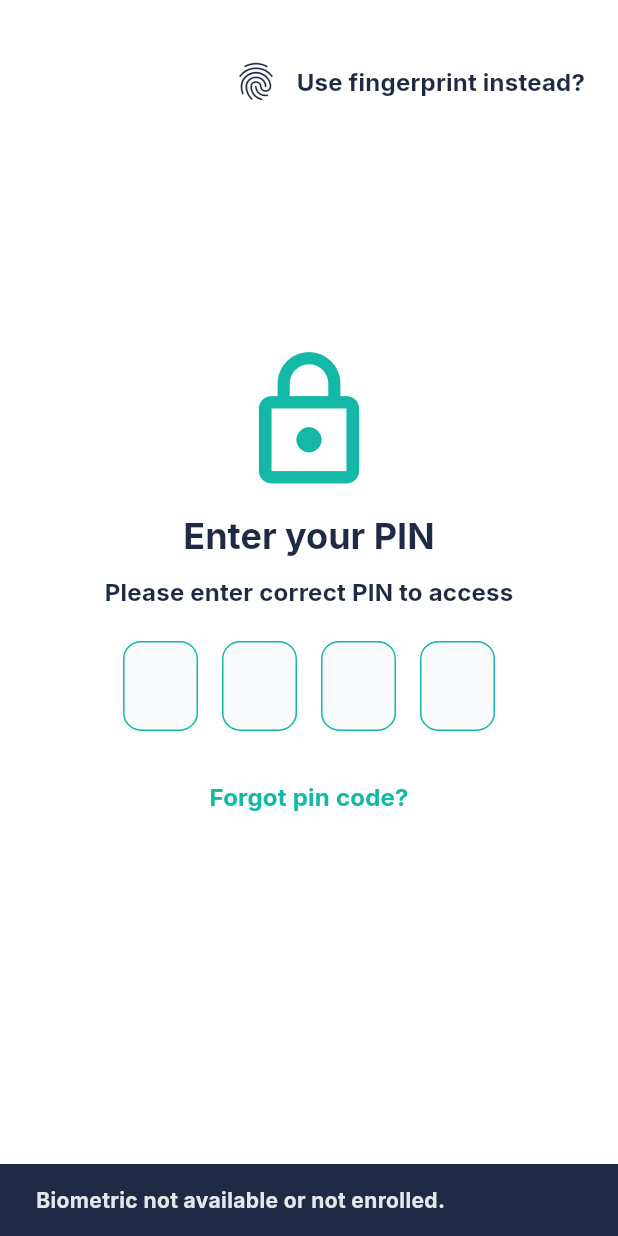
After one commit to Pranto-Baidya/Expense_tracker_app, a Flutter app: the AuthScreen screen opened directly, after a tap on "Use fingerprint instead?", on a phone screen of 412 x 824 dp. The commit adds this screen. Run offline on Flutter 3.47's test engine with Material 3 defaults, Android fonts, the phone set to English and light mode, and no system bars; drawn by our look-alikes of overlay_support; our stand-ins replace dropdown_button2, fl_chart, flutter_local_notifications, flutter_riverpod, flutter_screenutil, flutter_secure_storage and 7 more; accounts and stored records are empty.

Commit message:
added pin lock feature

```diff
--- a/lib/main.dart
+++ b/lib/main.dart
@@ -1,6 +1,8 @@
 import 'package:expense_tracker_app/notification/notification_service.dart';
 import 'package:expense_tracker_app/riverpod/theme_riverpod/theme_riverpod.dart';
 import 'package:expense_tracker_app/screens/all_screens.dart';
+import 'package:expense_tracker_app/screens/auth_screen/auth_screen.dart';
+import 'package:expense_tracker_app/screens/checkAuth.dart';
 import 'package:expense_tracker_app/theme_data.dart';
 import 'package:flutter/material.dart';
 import 'package:flutter_riverpod/flutter_riverpod.dart';
@@ -30,7 +32,7 @@ class MyApp extends ConsumerWidget {
         return OverlaySupport.global(
           child: MaterialApp(
             debugShowCheckedModeBanner: false,
-            home: AllScreens(),
+            home: CheckAuth(),
             themeMode: themeState,
             theme: lightTheme,
             darkTheme: darkTheme,
--- /dev/null
+++ b/lib/riverpod/auth_riverpod/auth_riverpod.dart
@@ -0,0 +1,111 @@
+
+import 'package:expense_tracker_app/storage_service/storage_service.dart';
+import 'package:flutter_riverpod/legacy.dart';
+import 'package:local_auth/local_auth.dart';
+
+final authProvider = StateNotifierProvider<AuthNotifier,AuthState>((ref)=>AuthNotifier());
+
+class AuthState{
+  final bool isAuthenticated;
+  final String errorMsg;
+  final bool isPinSet;
+
+  AuthState({
+    this.isAuthenticated = false,
+    this.errorMsg = '',
+    this.isPinSet = false
+  });
+
+  AuthState copyWith({bool? isAuthenticated,String? errorMsg,bool? isPinSet}){
+    return AuthState(
+      isAuthenticated: isAuthenticated ?? this.isAuthenticated,
+      errorMsg: errorMsg ?? this.errorMsg,
+      isPinSet: isPinSet ?? this.isPinSet
+    );
+  }
+}
+
+class AuthNotifier extends StateNotifier<AuthState>{
+
+  final LocalAuthentication localAuthentication = LocalAuthentication();
+
+  AuthNotifier() : super(AuthState()){
+    initPass();
+  }
+
+  Future<void> authenticateUser() async {
+    try {
+      state = state.copyWith(errorMsg: '');
+
+      final isSupported = await localAuthentication.isDeviceSupported();
+      final canCheck = await localAuthentication.canCheckBiometrics;
+      final available = await localAuthentication.getAvailableBiometrics();
+
+      if (!isSupported || !canCheck || available.isEmpty) {
+        state = state.copyWith(
+          isAuthenticated: false,
+          errorMsg: 'Biometric not available or not enrolled.',
+        );
+        return;
+      }
+
+      final didAuthenticate = await localAuthentication.authenticate(
+        localizedReason: 'Please verify',
+        options: const AuthenticationOptions(
+          biometricOnly: true,
+          stickyAuth: true,
+        ),
+      );
+
+      state = state.copyWith(
+        isAuthenticated: didAuthenticate,
+        errorMsg: didAuthenticate ? '' : 'Authentication failed',
+      );
+    } catch (e) {
+      state = state.copyWith(
+        isAuthenticated: false,
+        errorMsg: e.toString(),
+      );
+    }
+  }
+
+
+  Future<void> initPass()async{
+    final hasPin = await StorageService.hasPass();
+    state = state.copyWith(isPinSet: hasPin);
+  }
+
+  Future<void> savePass(String pass)async{
+    try {
+      if (pass.isEmpty) {
+        state = state.copyWith(errorMsg: 'Password can not be empty',isPinSet: false);
+        return;
+      }
+      await StorageService.savePassword(pass);
+      state = state.copyWith(isPinSet: true);
+    }
+    catch(e){
+      state = state.copyWith(isPinSet: false,errorMsg: e.toString());
+    }
+  }
+
+  Future<void> verifyPass(String pass)async{
+
+    final savedPass = await StorageService.loadPassword();
+
+    if(savedPass==null){
+      state = state.copyWith(isAuthenticated: false,errorMsg: 'Pin is not set yet');
+    }
+    else if(savedPass!=pass){
+      state = state.copyWith(isAuthenticated: false,errorMsg: 'Wrong PIN, Try again');
+    }
+    else{
+      state = state.copyWith(isAuthenticated: true);
+    }
+  }
+
+  Future<void> deletePin()async{
+    await StorageService.deletePass();
+    state = state.copyWith(isAuthenticated: false,isPinSet: false);
+  }
+}
--- a/lib/riverpod/prefs_riverpod/prefs_riverpod.dart
+++ b/lib/riverpod/prefs_riverpod/prefs_riverpod.dart
@@ -14,7 +14,7 @@ class PrefsNotifier extends StateNotifier<bool>{
 
   Future<void> _loadPref()async{
     SharedPreferences preferences = await SharedPreferences.getInstance();
-    final val =  preferences.getBool('notifications') ?? false;
+    final val =  preferences.getBool('notification') ?? false;
     state = val;
   }
 
--- /dev/null
+++ b/lib/screens/auth_screen/auth_screen.dart
@@ -0,0 +1,343 @@
+import 'package:expense_tracker_app/riverpod/auth_riverpod/auth_riverpod.dart';
+import 'package:expense_tracker_app/riverpod/theme_riverpod/theme_riverpod.dart';
+import 'package:expense_tracker_app/screens/all_screens.dart';
+import 'package:expense_tracker_app/widgets/custom_appbar.dart';
+import 'package:flutter/material.dart';
+import 'package:flutter_riverpod/flutter_riverpod.dart';
+import 'package:flutter_riverpod/legacy.dart';
+import 'package:flutter_screenutil/flutter_screenutil.dart';
+
+final wrongProvider = StateProvider<bool>((ref)=>false);
+
+final successProvider = StateProvider<bool>((ref)=>false);
+
+class AuthScreen extends ConsumerStatefulWidget {
+  const AuthScreen({super.key});
+
+  @override
+  _AuthScreenState createState() => _AuthScreenState();
+}
+
+class _AuthScreenState extends ConsumerState<AuthScreen> with TickerProviderStateMixin {
+
+  final TextEditingController _pinController = TextEditingController();
+
+  late FocusNode _pinFocus;
+
+  late AnimationController _animationController;
+
+  late Animation<double> _shakeAnimation;
+
+  late AnimationController _successController;
+
+  late Animation<Offset> _slideAnimation;
+
+  late Animation<double> _fadeAnimation;
+
+  late Animation<double> _scaleAnimation;
+
+  @override
+  void initState() {
+    super.initState();
+
+    _pinFocus = FocusNode();
+
+    _animationController = AnimationController(
+      vsync: this,
+      duration: const Duration(milliseconds: 300),
+    );
+
+    _shakeAnimation = Tween<double>(begin: 0, end: 15).animate(
+      CurvedAnimation(
+        parent: _animationController,
+        curve: Curves.elasticIn,
+      ),
+    );
+
+    _successController = AnimationController(
+      vsync: this,
+      duration: const Duration(milliseconds: 600),
+    );
+
+    _slideAnimation = Tween<Offset>(begin: Offset(0, 1.5), end: Offset.zero)
+        .animate(
+        CurvedAnimation(parent: _successController, curve: Curves.easeOutBack)
+    );
+
+    _fadeAnimation = Tween<double>(begin: 0, end: 1)
+        .animate(
+        CurvedAnimation(parent: _successController, curve: Curves.easeOut)
+    );
+
+    _scaleAnimation = Tween<double>(begin: 0.5, end: 1).animate(
+      CurvedAnimation(parent: _successController, curve: Curves.easeOutBack),
+    );
+
+    _animationController.addStatusListener((status) {
+      if (status == AnimationStatus.completed) {
+        _animationController.reset();
+        setState(() {});
+      }
+    });
+
+    WidgetsBinding.instance.addPostFrameCallback((_) {
+      _pinFocus.requestFocus();
+    });
+  }
+
+  @override
+  void dispose() {
+    _pinFocus.dispose();
+    _pinController.dispose();
+    _successController.dispose();
+    _animationController.dispose();
+    super.dispose();
+  }
+
+  void _handlePinContainerTap() {
+    _pinFocus.unfocus();
+    Future.delayed(const Duration(milliseconds: 50), () {
+      if (mounted) {
+        _pinFocus.requestFocus();
+      }
+    });
+  }
+
+  Future<void> _verifyPin(String pin) async {
+
+    await ref.read(authProvider.notifier).verifyPass(pin);
+
+    final authState = ref.read(authProvider);
+
+    if (authState.isAuthenticated) {
+
+      _successController.reset();
+      _successController.forward();
+      ref.read(successProvider.notifier).state = true;
+      ref.read(wrongProvider.notifier).state = false;
+
+      Future.delayed(const Duration(milliseconds: 100), () {
+        _pinFocus.unfocus();
+      });
+    } else {
+      _animationController.forward(from: 0);
+      Future.delayed(const Duration(milliseconds: 200), () {
+        _pinController.clear();
+        ref.read(successProvider.notifier).state = false;
+        ref.read(wrongProvider.notifier).state = true;
+        _pinFocus.requestFocus();
+      });
+
+      if (authState.errorMsg.isNotEmpty) {
+        ScaffoldMessenger.of(context).showSnackBar(
+            SnackBar(
+              content: Text(authState.errorMsg,style: Theme.of(context).textTheme.titleMedium?.copyWith(color: Colors.white),),
+              backgroundColor: Colors.red,
+              duration: Duration(seconds: 2),
+            )
+        );
+      }
+    }
+  }
+
+  @override
+  Widget build(BuildContext context) {
+    var theme = Theme.of(context);
+    final isDark = ref.watch(themeModeProvider) == ThemeMode.dark;
+
+    final _showSuccess = ref.watch(successProvider);
+
+    final isWrong = ref.watch(wrongProvider);
+
+    return Scaffold(
+      backgroundColor: isDark ? Color(0xFF1E293B) : Colors.white,
+      appBar: CustomAppbar(title: '', toolbarHeight: 0),
+      body: GestureDetector(
+        onTap: () {
+          FocusScope.of(context).unfocus();
+        },
+        child: SingleChildScrollView(
+          physics: BouncingScrollPhysics(),
+          child: Column(
+            children: [
+              SizedBox(height: 30.h),
+              Padding(
+                padding: const EdgeInsets.only(right: 10),
+                child: Row(
+                  mainAxisAlignment: MainAxisAlignment.end,
+                  children: [
+                    Icon(Icons.fingerprint, color: theme.iconTheme.color, size: 30),
+                    TextButton(
+                        onPressed: () async {
+                          await ref.read(authProvider.notifier).authenticateUser();
+
+                          final authState = ref.read(authProvider);
+
+                          if (authState.isAuthenticated) {
+                            Navigator.pushReplacement(
+                                context,
+                                MaterialPageRoute(builder: (_) => AllScreens())
+                            );
+                          } else if (authState.errorMsg.isNotEmpty) {
+                            ScaffoldMessenger.of(context).showSnackBar(
+                                SnackBar(content: Text(authState.errorMsg))
+                            );
+                          }
+                        },
+                        child: Text('Use fingerprint instead?', style: theme.textTheme.titleMedium)
+                    ),
+                  ],
+                ),
+              ),
+              SizedBox(height: 150.h),
+              Center(
+                child: Column(
+                  crossAxisAlignment: CrossAxisAlignment.center,
+                  mainAxisAlignment: MainAxisAlignment.center,
+                  children: [
+                    Icon(Icons.lock_outline, color: theme.colorScheme.primary, size: 100),
+                    SizedBox(height: 10.h),
+                    Text('Enter your PIN', style: theme.textTheme.headlineSmall),
+                    SizedBox(height: 10.h),
+                    Text('Please enter correct PIN to access', style: theme.textTheme.titleMedium),
+                    SizedBox(height: 20.h),
+                    AnimatedBuilder(
+                      animation: _animationController,
+                      builder: (context, child) {
+                        return Transform.translate(
+                            offset: Offset(_shakeAnimation.value, 0),
+                            child: child
+                        );
+                      },
+                      child: Row(
+                        mainAxisAlignment: MainAxisAlignment.center,
+                        children: [
+                          ...List.generate(4, (index) {
+                            return Padding(
+                              padding: const EdgeInsets.symmetric(horizontal: 8.0),
+                              child: GestureDetector(
+                                onTap: _handlePinContainerTap,
+                                child: Container(
+                                  width: 50,
+                                  height: 60,
+                                  alignment: Alignment.center,
+                                  decoration: BoxDecoration(
+                                      color: theme.cardColor,
+                                      borderRadius: BorderRadius.circular(12),
+                                      border: isWrong
+                                          ? Border.all(color: Colors.red, width: 2)
+                                          : Border.all(color: theme.colorScheme.primary)
+                                  ),
+                                  child: Text(
+                                      _pinController.text.length > index ? '•' : '',
+                                      style: theme.textTheme.headlineLarge
+                                  ),
+                                ),
+                              ),
+                            );
+                          })
+                        ],
+                      ),
+                    ),
+                    Opacity(
+                      opacity: 0,
+                      child: SizedBox(
+                        width: 0,
+                        height: 0,
+                        child: TextField(
+                          controller: _pinController,
+                          autofocus: true,
+                          focusNode: _pinFocus,
+                          keyboardType: TextInputType.number,
+                          maxLength: 4,
+                          onChanged: (value) async {
+                            setState(() {});
+
+                            if (value.length < 4) {
+                              if (!_pinFocus.hasFocus) {
+                                FocusScope.of(context).requestFocus(_pinFocus);
+                              }
+                            }
+                            if (value.length == 4) {
+                              await _verifyPin(value);
+                            }
+                          },
+                        ),
+                      ),
+                    ),
+                    SizedBox(height: 20.h),
+                    TextButton(
+                        onPressed: () async{
+                          await ref.read(authProvider.notifier).authenticateUser();
+
+                          final authState = ref.read(authProvider);
+
+                          if (authState.isAuthenticated) {
+                            Navigator.pushReplacement(
+                                context,
+                                MaterialPageRoute(builder: (_) => AllScreens())
+                            );
+                          } else if (authState.errorMsg.isNotEmpty) {
+                            ScaffoldMessenger.of(context).showSnackBar(
+                                SnackBar(content: Text(authState.errorMsg))
+                            );
+                          }
+                        },
+                        child: Text(
+                          'Forgot pin code?',
+                          style: theme.textTheme.titleMedium?.copyWith(
+                              color: theme.colorScheme.primary
+                          ),
+                        )
+                    ),
+                    if (_showSuccess) ...[
+                      SizedBox(height: 70),
+                      Padding(
+                        padding: const EdgeInsets.only(right: 40),
+                        child: Row(
+                          mainAxisAlignment: MainAxisAlignment.end,
+                          children: [
+                            FadeTransition(
+                              opacity: _fadeAnimation,
+                              child: SlideTransition(
+                                position: _slideAnimation,
+                                child: ScaleTransition(
+                                  scale: _scaleAnimation,
+                                  child: GestureDetector(
+                                    onTap: () {
+                                      Navigator.pushReplacement(
+                                          context,
+                                          MaterialPageRoute(builder: (_) => AllScreens())
+                                      );
+                                    },
+                                    child: Container(
+                                      width: 70,
+                                      height: 70,
+                                      decoration: BoxDecoration(
+                                        color: theme.colorScheme.primary.withOpacity(0.2),
+                                        shape: BoxShape.circle,
+                                      ),
+                                      child: Icon(
+                                          Icons.arrow_forward,
+                                          color: theme.colorScheme.primary,
+                                          size: 35
+                                      ),
+                                    ),
+                                  ),
+                                ),
+                              ),
+                            ),
+                          ],
+                        ),
+                      ),
+                    ]
+                  ],
+                ),
+              ),
+            ],
+          ),
+        ),
+      ),
+    );
+  }
+}
--- /dev/null
+++ b/lib/screens/checkAuth.dart
@@ -0,0 +1,21 @@
+import 'package:expense_tracker_app/riverpod/auth_riverpod/auth_riverpod.dart';
+import 'package:expense_tracker_app/screens/all_screens.dart';
+import 'package:expense_tracker_app/screens/auth_screen/auth_screen.dart';
+import 'package:flutter/material.dart';
+import 'package:flutter_riverpod/flutter_riverpod.dart';
+
+class CheckAuth extends ConsumerWidget {
+  const CheckAuth({super.key});
+
+  @override
+  Widget build(BuildContext context,WidgetRef ref) {
+    final hasPin = ref.watch(authProvider).isPinSet;
+
+    if(hasPin){
+      return AuthScreen();
+    }
+    else{
+      return AllScreens();
+    }
+  }
+}
--- a/lib/screens/search_records_screen.dart
+++ b/lib/screens/search_records_screen.dart
@@ -84,7 +84,7 @@ class _SearchRecordsScreenState extends ConsumerState<SearchRecordsScreen> {
       },
       canPop: true,
       child: Scaffold(
-       backgroundColor: isDark? AppColors.darkBackground.withOpacity(0.4): Colors.grey.shade300,
+       backgroundColor: theme.scaffoldBackgroundColor,
         appBar: AppBar(
           toolbarHeight: 80,
           titleSpacing: 0,
--- a/lib/theme_data.dart
+++ b/lib/theme_data.dart
@@ -18,7 +18,7 @@ ThemeData lightTheme = ThemeData(
     onSurface: AppColors.lightTextPrimary, // Dark Gray (#1F2A44)
     onError: Colors.white,
   ),
-  scaffoldBackgroundColor: Colors.grey.shade200.withValues(alpha: 0.8),
+  scaffoldBackgroundColor: AppColors.lightBackground,
   textTheme: GoogleFonts.interTextTheme().copyWith(
     labelSmall: GoogleFonts.inter(
         color: AppColors.lightTextPrimary, fontSize: 11, fontWeight: FontWeight.w700),
@@ -126,7 +126,7 @@ ThemeData darkTheme = ThemeData(
     onSurface: AppColors.darkTextPrimary, // Light Gray (#D1D5DB)
     onError: Colors.white,
   ),
-  scaffoldBackgroundColor: AppColors.darkBackground.withValues(alpha: 0.2),
+  scaffoldBackgroundColor: AppColors.darkBackground,
   appBarTheme: AppBarTheme(
     backgroundColor: AppColors.darkBackground,
     scrolledUnderElevation: 0,
--- a/pubspec.yaml
+++ b/pubspec.yaml
@@ -39,7 +39,7 @@ dependencies:
   path: ^1.9.1
   path_provider: ^2.1.5
   flutter_local_notifications: ^19.5.0
-  local_auth: ^3.0.0
+  local_auth: ^2.3.0
   shared_preferences: ^2.5.3
   flutter_screenutil: ^5.9.3
   google_fonts: ^6.3.2
@@ -51,6 +51,7 @@ dependencies:
   fl_chart: ^1.1.1
   timezone: ^0.10.1
   flutter_timezone: ^4.1.1
+  flutter_secure_storage: ^9.2.4
 
 dev_dependencies:
   flutter_test:
```
Also changed, not shown: lib/screens/all_screens.dart (+107 -4 lines), lib/screens/budgets_screen.dart (+4 -3 lines), lib/screens/category_screen.dart (added, +28 -0 lines), lib/storage_service/storage_service.dart (added, +29 -0 lines), pubspec.lock, 5 other files.
